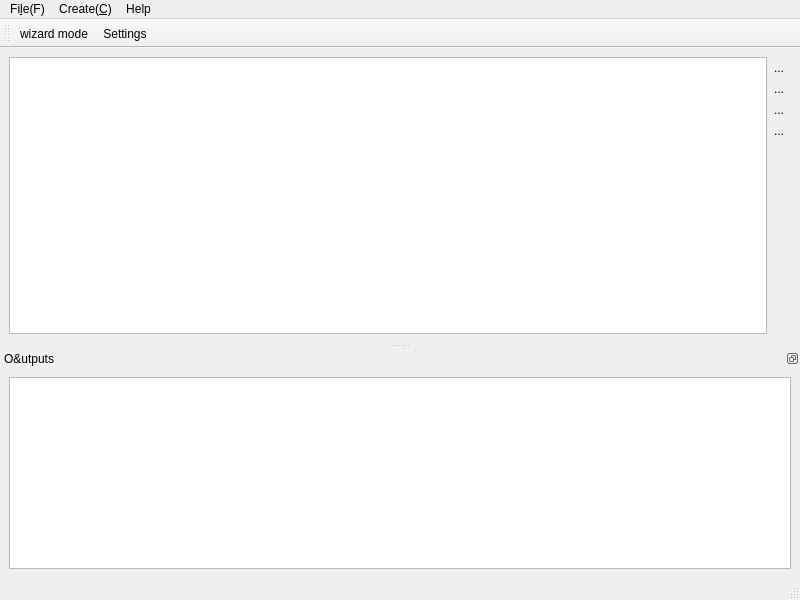
This is sphinx_explorer/ui/main_window.ui in pashango2/sphinx-explorer as Qt 5 draws it before an edit. The edited form follows.
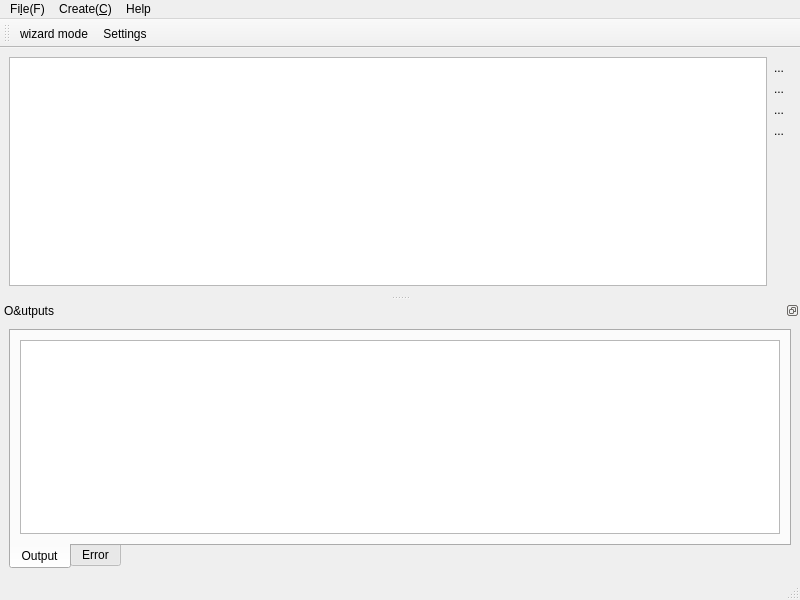
This is the edited form. Custom widgets are drawn as their Qt base class.

Commit message: add error output

```diff
--- a/sphinx_explorer/ui/main_window.ui
+++ b/sphinx_explorer/ui/main_window.ui
@@ -149,7 +149,34 @@
    <widget class="QWidget" name="dockWidgetContents">
     <layout class="QVBoxLayout" name="verticalLayout_2">
      <item>
-      <widget class="QConsoleWidget" name="plain_output"/>
+      <widget class="QTabWidget" name="output_tab_widget">
+       <property name="tabPosition">
+        <enum>QTabWidget::South</enum>
+       </property>
+       <property name="currentIndex">
+        <number>0</number>
+       </property>
+       <widget class="QWidget" name="Output">
+        <attribute name="title">
+         <string>Output</string>
+        </attribute>
+        <layout class="QVBoxLayout" name="verticalLayout_4">
+         <item>
+          <widget class="QConsoleWidget" name="plain_output"/>
+         </item>
+        </layout>
+       </widget>
+       <widget class="QWidget" name="Error">
+        <attribute name="title">
+         <string>Error</string>
+        </attribute>
+        <layout class="QVBoxLayout" name="verticalLayout_5">
+         <item>
+          <widget class="QTextEdit" name="text_edit_error"/>
+         </item>
+        </layout>
+       </widget>
+      </widget>
      </item>
     </layout>
    </widget>
```
Left out of the diff: 4 changed lines with no effect on the pictures. The commit also changes 4 other files.
